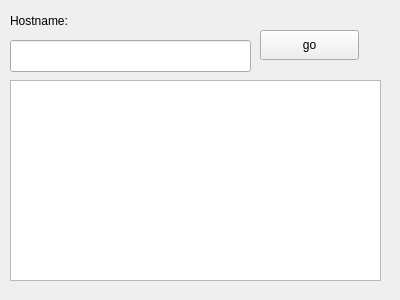
Above: webclient.ui from ToniFresh/Webclient before the change. Below: the same form after it.
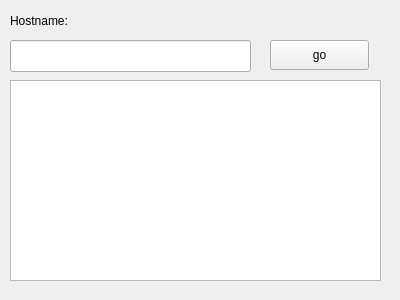
That is the form after the change.

```diff
--- a/webclient.ui
+++ b/webclient.ui
@@ -49,8 +49,8 @@
   <widget class="QPushButton" name="goButton">
    <property name="geometry">
     <rect>
-     <x>260</x>
-     <y>30</y>
+     <x>270</x>
+     <y>40</y>
      <width>99</width>
      <height>30</height>
     </rect>
```
